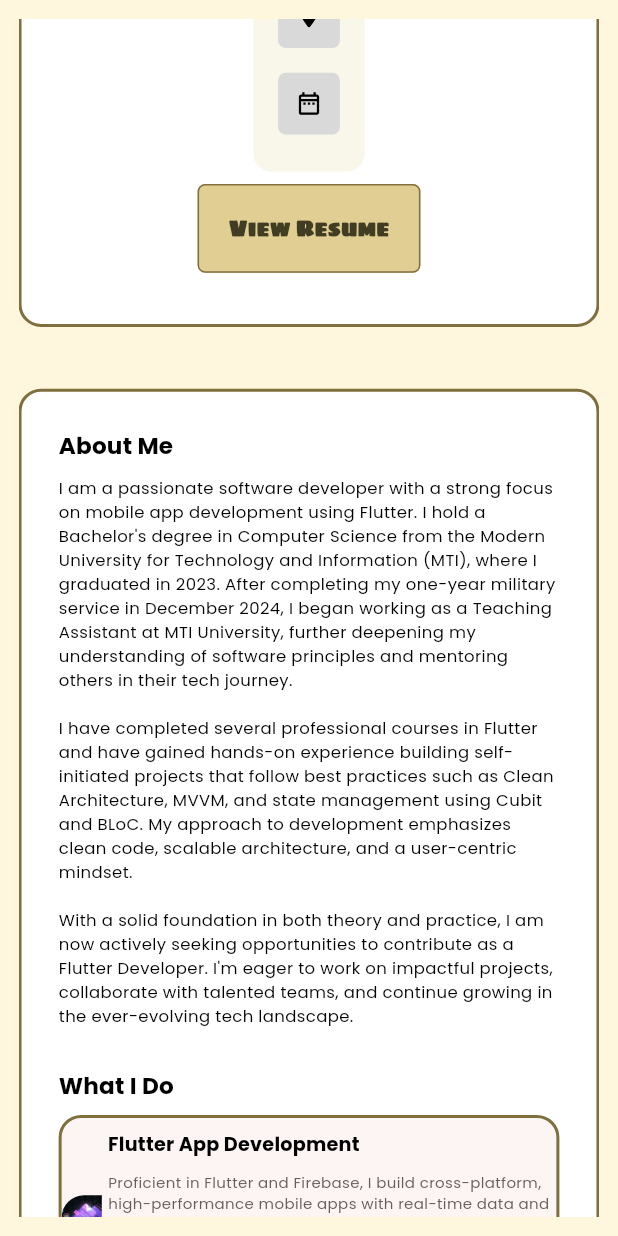
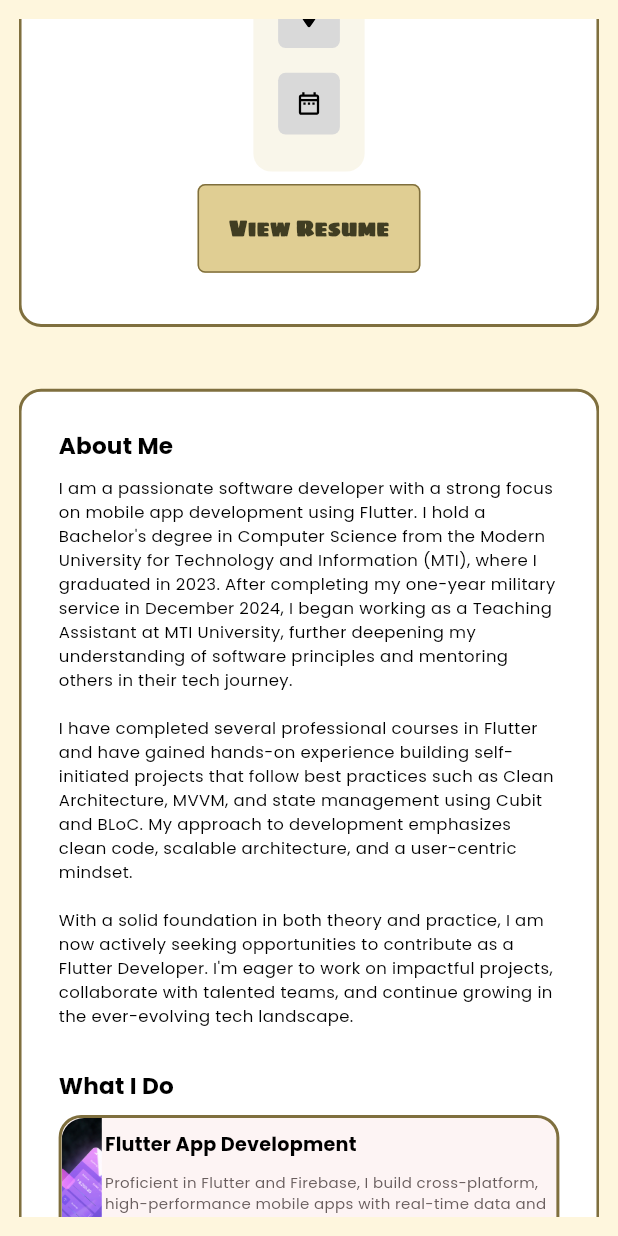
Before and after one commit to ahmed-gamal517/my_portfolio, a Flutter app: the screen it shows after launch, scrolled down 576 dp, on a phone screen of 412 x 824 dp. Run offline on Flutter 3.47's test engine with Material 3 defaults, Android fonts, the light colour scheme and no system bars; drawn by our look-alikes of auto_size_text; our stand-ins replace bloc, carousel_slider, flutter_bloc, flutter_svg, go_router, smooth_page_indicator; statements that could not run were skipped.

Commit message:
ui fixes and added mobile view in custom personal info container

```diff
--- a/lib/features/home/presentation/widgets/about_me_section/custom_what_i_do_container.dart
+++ b/lib/features/home/presentation/widgets/about_me_section/custom_what_i_do_container.dart
@@ -22,7 +22,7 @@ class CustomWhatIDoContainer extends StatelessWidget {
         borderRadius: BorderRadius.circular(15),
       ),
       child: Row(
-        spacing: MediaQuery.of(context).size.width * 0.01,
+        spacing: MediaQuery.of(context).size.width * 0.005,
         children: [
           const CustomWhatIDoImageWidget(),
           const Expanded(child: CustomWhatIDoContainerBody()),
--- a/lib/features/home/presentation/widgets/about_me_section/custom_what_i_do_image_widget.dart
+++ b/lib/features/home/presentation/widgets/about_me_section/custom_what_i_do_image_widget.dart
@@ -14,7 +14,17 @@ class CustomWhatIDoImageWidget extends StatelessWidget {
           bottomLeft: Radius.circular(15),
           topLeft: Radius.circular(15),
         ),
-        child: Image.asset(AppAssets.flutterAppDevelopment, fit: BoxFit.cover),
+        child: Column(
+          crossAxisAlignment: CrossAxisAlignment.start,
+          children: [
+            Expanded(
+              child: Image.asset(
+                AppAssets.flutterAppDevelopment,
+                fit: BoxFit.cover,
+              ),
+            ),
+          ],
+        ),
       ),
     );
   }
--- a/lib/features/home/presentation/widgets/home_screen_view_body.dart
+++ b/lib/features/home/presentation/widgets/home_screen_view_body.dart
@@ -1,4 +1,5 @@
 import 'package:flutter/material.dart';
+import 'package:my_portofolio/core/utils/size_config/size_config.dart';
 import 'package:my_portofolio/core/widgets/adaptive_layout.dart';
 import 'package:my_portofolio/features/home/presentation/widgets/desktop_home_screen/home_screen_desktop_view.dart';
 import 'package:my_portofolio/features/home/presentation/widgets/mobile_home_screen/home_screen_mobile_view.dart';
@@ -9,6 +10,7 @@ class HomeScreenViewBody extends StatelessWidget {
 
   @override
   Widget build(BuildContext context) {
+    SizeConfig.init(context);
     return Scaffold(
       body: AdaptiveLayout(
         mobileLayout: (context) => const HomeScreenMobileView(),
--- a/lib/features/home/presentation/widgets/mobile_home_screen/home_screen_mobile_view_body.dart
+++ b/lib/features/home/presentation/widgets/mobile_home_screen/home_screen_mobile_view_body.dart
@@ -2,12 +2,9 @@ import 'package:flutter/material.dart';
 import 'package:my_portofolio/features/home/presentation/widgets/about_me_section/about_me_section_body.dart';
 import 'package:my_portofolio/features/home/presentation/widgets/contact_section/contact_section_view.dart';
 import 'package:my_portofolio/features/home/presentation/widgets/custom_home_screen_app_bar.dart';
-import 'package:my_portofolio/features/home/presentation/widgets/custom_main_body_carousel_slider.dart';
-import 'package:my_portofolio/features/home/presentation/widgets/experience_section/experience_view.dart';
 import 'package:my_portofolio/features/home/presentation/widgets/profile_info_section/profile_info_section_body.dart';
 import 'package:my_portofolio/features/home/presentation/widgets/projects_section/projects_section_view.dart';
 import 'package:my_portofolio/features/home/presentation/widgets/skills_section/skills_section_view.dart';
-import 'package:my_portofolio/features/home/presentation/widgets/tablet_home_screen/custom_animated_smooth_indicator.dart';
 
 class HomeScreenMobileViewBody extends StatelessWidget {
   const HomeScreenMobileViewBody({super.key});
@@ -19,11 +16,11 @@ class HomeScreenMobileViewBody extends StatelessWidget {
       child: CustomScrollView(
         physics: const BouncingScrollPhysics(),
         slivers: [
-          SliverToBoxAdapter(child: CustomHomeScreenAppBar()),
+          const SliverToBoxAdapter(child: CustomHomeScreenAppBar()),
           SliverToBoxAdapter(
             child: SizedBox(height: MediaQuery.of(context).size.height * 0.1),
           ),
-          SliverToBoxAdapter(child: ProfileInfoSectionBody()),
+          const SliverToBoxAdapter(child: ProfileInfoSectionBody()),
           SliverToBoxAdapter(
             child: SizedBox(height: MediaQuery.of(context).size.height * 0.05),
           ),
--- a/lib/features/home/presentation/widgets/profile_info_section/custom_personal_info_conatiner.dart
+++ b/lib/features/home/presentation/widgets/profile_info_section/custom_personal_info_conatiner.dart
@@ -1,5 +1,7 @@
 import 'package:flutter/material.dart';
+import 'package:flutter_svg/svg.dart';
 import 'package:my_portofolio/core/constants/app_constants.dart';
+import 'package:my_portofolio/core/utils/size_config/size_config.dart';
 import 'package:my_portofolio/features/home/presentation/widgets/profile_info_section/custom_pesonal_info_list_tile.dart';
 
 class CustomPersonalInfoContainer extends StatelessWidget {
@@ -14,7 +16,35 @@ class CustomPersonalInfoContainer extends StatelessWidget {
         borderRadius: BorderRadius.circular(12),
         color: containerColor,
       ),
-      child: Column(
+      child: buildContainerItem(context),
+    );
+  }
+
+  Widget buildContainerItem(BuildContext context) {
+    if (SizeConfig.width < 600) {
+      return Wrap(
+        children: List.generate(personalInfoList.length, (index) {
+          return Padding(
+            padding: EdgeInsets.symmetric(
+              vertical: MediaQuery.of(context).size.height * 0.01,
+            ),
+            child: Container(
+              height: MediaQuery.of(context).size.height * 0.05,
+              width: MediaQuery.of(context).size.height * 0.05,
+              decoration: BoxDecoration(
+                borderRadius: BorderRadius.circular(5),
+                color: const Color(0xffD9D9D9),
+              ),
+              child: SvgPicture.asset(
+                personalInfoList[index].logoPath,
+                fit: BoxFit.scaleDown,
+              ),
+            ),
+          );
+        }),
+      );
+    } else {
+      return Column(
         crossAxisAlignment: CrossAxisAlignment.start,
         children: List.generate(
           personalInfoList.length,
@@ -28,7 +58,7 @@ class CustomPersonalInfoContainer extends StatelessWidget {
             ),
           ),
         ),
-      ),
-    );
+      );
+    }
   }
 }
--- a/lib/features/home/presentation/widgets/projects_section/custom_projects_grid_view.dart
+++ b/lib/features/home/presentation/widgets/projects_section/custom_projects_grid_view.dart
@@ -8,11 +8,11 @@ class CustomProjectsGridView extends StatelessWidget {
   @override
   Widget build(BuildContext context) {
     return GridView.builder(
-      gridDelegate: const SliverGridDelegateWithFixedCrossAxisCount(
+      gridDelegate: SliverGridDelegateWithFixedCrossAxisCount(
         crossAxisCount: 2,
         crossAxisSpacing: 60,
         mainAxisSpacing: 20,
-        mainAxisExtent: 220,
+        mainAxisExtent: MediaQuery.of(context).size.height * 0.3,
         childAspectRatio: 1,
       ),
       itemBuilder:
```
